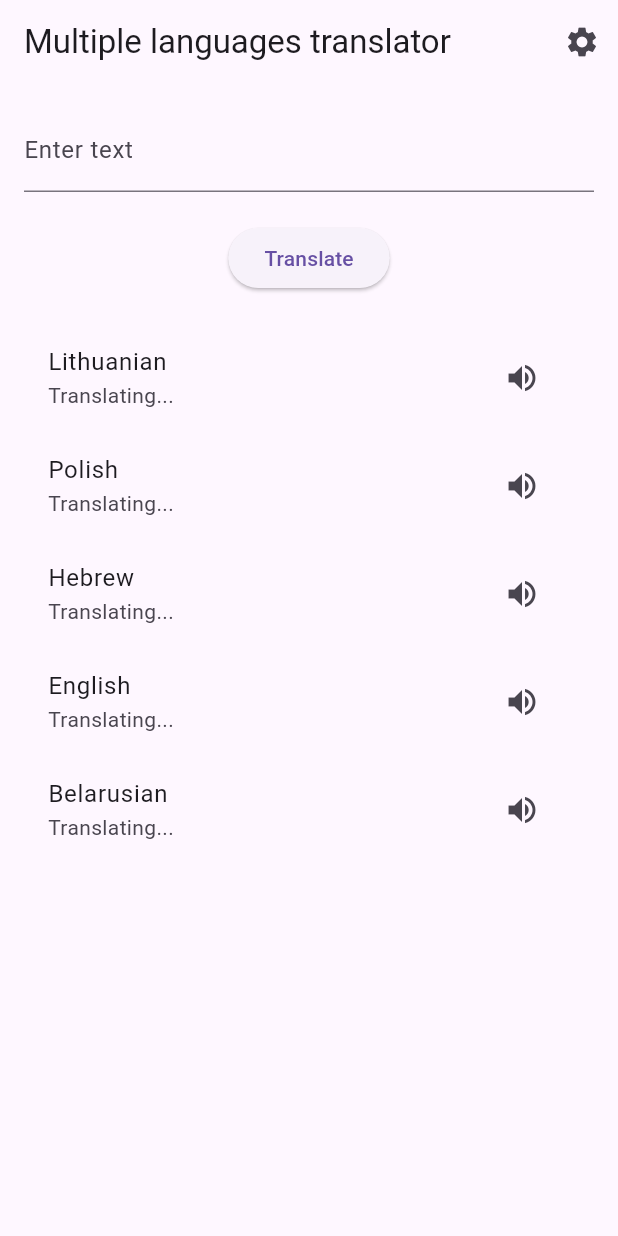
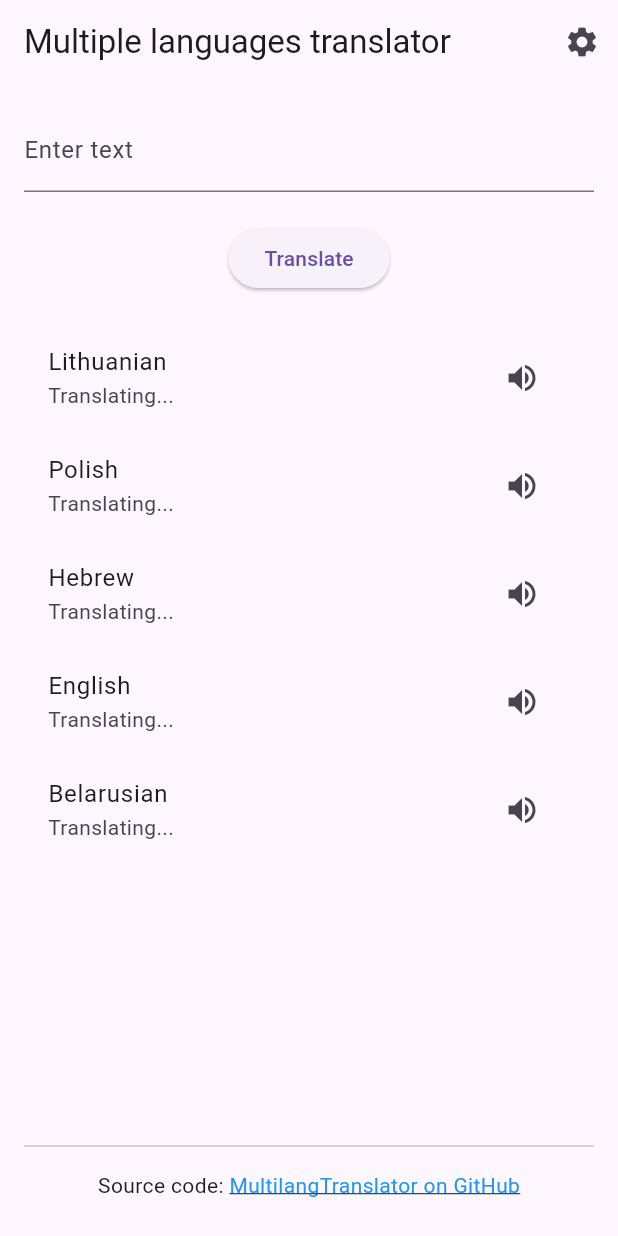
Before and after one commit to cortwave/MultilangTranslator, a Flutter app: the screen it shows after launch, after a tap on "Translate", on a phone screen of 412 x 824 dp. Run offline on Flutter 3.47's test engine with Material 3 defaults, Android fonts, the phone set to English and light mode, and no system bars; our stand-ins replace flutter_tts, shared_preferences; missing offline and left inert: translator.

Commit message:
Github footer

```diff
--- a/lib/main.dart
+++ b/lib/main.dart
@@ -2,6 +2,7 @@ import 'package:flutter/material.dart';
 import 'package:translator/translator.dart';
 import 'package:shared_preferences/shared_preferences.dart';
 import 'package:flutter_tts/flutter_tts.dart';
+import 'package:url_launcher/url_launcher.dart';
 import 'settings_page.dart';
 
 void main() async {
@@ -29,6 +30,7 @@ class MyHomePage extends StatefulWidget {
 
 class _MyHomePageState extends State<MyHomePage> {
   final TextEditingController _inputController = TextEditingController();
+  final Uri _githubUrl = Uri.parse('https://github.com/cortwave/MultilangTranslator');
   List<String> _translations = [];
   GoogleTranslator translator = GoogleTranslator();
   FlutterTts flutterTts = FlutterTts();
@@ -140,6 +142,26 @@ class _MyHomePageState extends State<MyHomePage> {
                 },
               ),
             ),
+            Divider(), // To separate the content from the footer
+          Padding(
+            padding: const EdgeInsets.all(8.0),
+            child: Row(
+              mainAxisAlignment: MainAxisAlignment.center,
+              children: [
+                Text('Source code: '),
+                InkWell(
+                  onTap: () => launchUrl(_githubUrl),
+                  child: Text(
+                    'MultilangTranslator on GitHub',
+                    style: TextStyle(
+                      color: Colors.blue,
+                      decoration: TextDecoration.underline,
+                    ),
+                  ),
+                ),
+              ],
+            ),
+          ),
           ],
         ),
       ),
--- a/pubspec.yaml
+++ b/pubspec.yaml
@@ -34,6 +34,7 @@ dependencies:
   translator: ^1.0.0
   flutter_tts: ^3.2.0
   shared_preferences: ^2.0.6
+  url_launcher: ^6.0.17
 
   # The following adds the Cupertino Icons font to your application.
   # Use with the CupertinoIcons class for iOS style icons.
```
Also changed, not shown: pubspec.lock, 5 other files.
